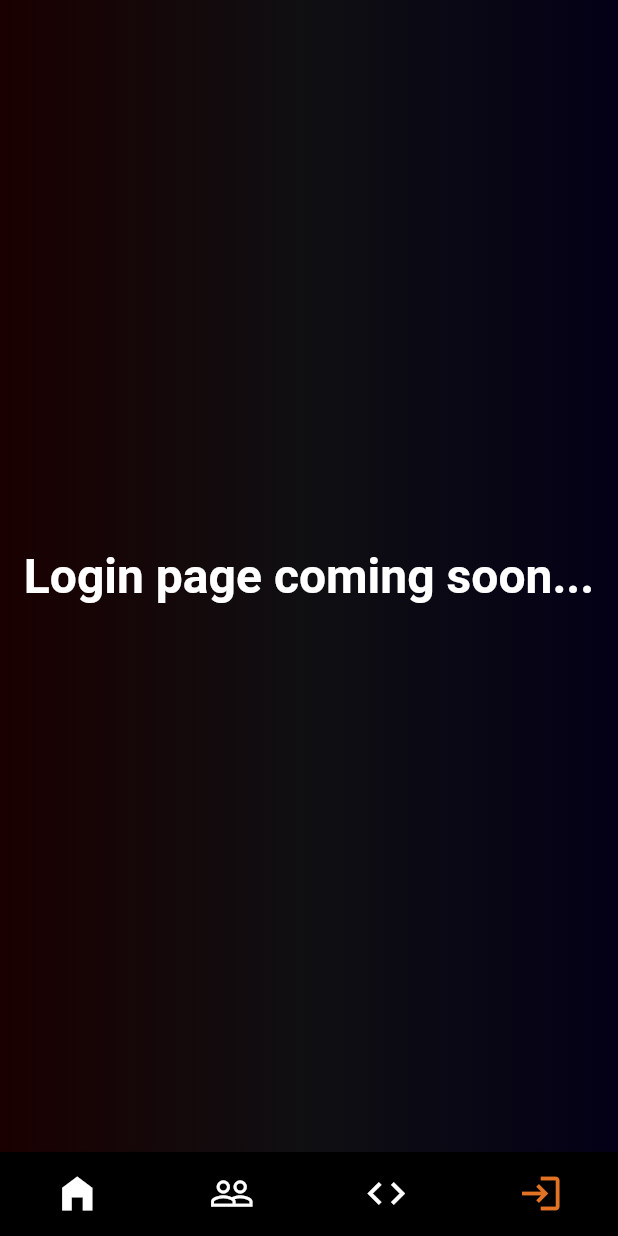
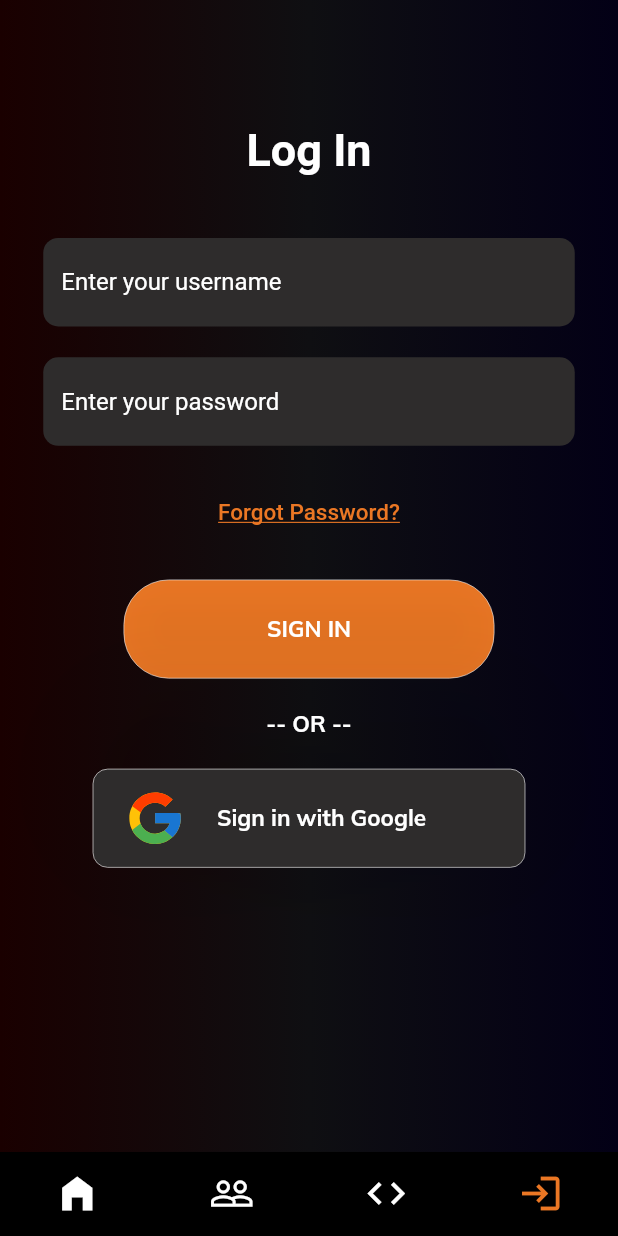
Before and after one commit to NotShrirang/DevFinder-App, a Flutter app: the screen it shows after launch, item 4 of the bottom bar chosen, on a phone screen of 412 x 824 dp. Run offline on Flutter 3.47's test engine with Material 2 defaults, Android fonts, the light colour scheme and no system bars; our stand-ins replace animated_text_kit, flutter_svg, get, google_fonts, hexcolor; network calls fail.

Commit message:
feat: add login screen

```diff
--- a/lib/const/colorConst.dart
+++ b/lib/const/colorConst.dart
@@ -1,7 +1,7 @@
 // ignore_for_file: file_names
 
 class ColorsConst {
-  static String orange = "#E37324";
+  static String orange = "#EB7724";
   static String black = "#000000";
   static String darkGrey = "#2E2C2C";
   static String white = "#FFFFFF";
--- a/lib/const/iconConst.dart
+++ b/lib/const/iconConst.dart
@@ -4,4 +4,5 @@ class IconConst {
   static String twitterIcon = "assets/images/twitter.svg";
   static String developerIcon = "assets/images/developer.png";
   static String projectIcon = "assets/images/project.png";
+  static String googleIcon = "assets/images/google.svg";
 }
--- a/lib/screen/Home/homePage.dart
+++ b/lib/screen/Home/homePage.dart
@@ -79,11 +79,14 @@ class HomePage extends StatelessWidget {
                       HexColor(ColorsConst.gradientBlue)
                     ])),
             child: TextButton(
-              style: TextButton.styleFrom(
-                  shape: RoundedRectangleBorder(
-                    borderRadius: BorderRadius.circular(10),
-                  ),
-                  elevation: 50),
+              style: ButtonStyle(
+                shape: MaterialStateProperty.all<RoundedRectangleBorder>(
+                    RoundedRectangleBorder(
+                        borderRadius: BorderRadius.circular(10))),
+                elevation: MaterialStateProperty.all<double>(50),
+                overlayColor: MaterialStateProperty.all<Color>(
+                    HexColor(ColorsConst.orange)),
+              ),
               onPressed: () {},
               child: TitleText(
                 text: "Get Started",
--- a/lib/screen/Login/loginPage.dart
+++ b/lib/screen/Login/loginPage.dart
@@ -1,5 +1,15 @@
+// ignore_for_file: file_names
+
+import 'package:devfinder/const/colorConst.dart';
+import 'package:devfinder/const/iconConst.dart';
+import 'package:devfinder/screen/Home/homePage.dart';
 import 'package:devfinder/widget/textWidgets.dart';
+import 'package:devfinder/widget/textfieldWidgets.dart';
 import 'package:flutter/material.dart';
+import 'package:flutter_svg/svg.dart';
+import 'package:get/get.dart';
+import 'package:google_fonts/google_fonts.dart';
+import 'package:hexcolor/hexcolor.dart';
 
 class LoginPage extends StatelessWidget {
   const LoginPage({super.key});
@@ -7,6 +17,132 @@ class LoginPage extends StatelessWidget {
   @override
   Widget build(BuildContext context) {
     return Center(
-        child: TitleText(text: "Login page coming soon...", color: "ffffff"));
+        child: Column(
+      crossAxisAlignment: CrossAxisAlignment.center,
+      children: [
+        SizedBox(
+          height: Get.height * 0.1,
+        ),
+        TitleText(
+          text: 'Log In',
+          fontSize: 30,
+          fontWeight: FontWeight.bold,
+          color: ColorsConst.white,
+        ),
+        SizedBox(
+          height: Get.height * 0.05,
+        ),
+        Padding(
+          padding:
+              EdgeInsets.fromLTRB(Get.width * 0.07, 0, Get.width * 0.07, 0),
+          child: MyTextField(
+            controller: TextEditingController(),
+            placeholder: 'Enter your username',
+            color: ColorsConst.white,
+          ),
+        ),
+        SizedBox(
+          height: Get.width * 0.05,
+        ),
+        Padding(
+          padding:
+              EdgeInsets.fromLTRB(Get.width * 0.07, 0, Get.width * 0.07, 0),
+          child: MyTextField(
+            controller: TextEditingController(),
+            placeholder: 'Enter your password',
+            color: ColorsConst.white,
+          ),
+        ),
+        SizedBox(
+          height: Get.width * 0.05,
+        ),
+        TextButton(
+            onPressed: () {},
+            child: Text(
+              'Forgot Password?',
+              style: TextStyle(
+                  color: HexColor(ColorsConst.orange),
+                  decoration: TextDecoration.underline,
+                  fontSize: 15),
+            )),
+        SizedBox(
+          height: Get.width * 0.05,
+        ),
+        Container(
+          width: Get.width * 0.6,
+          height: Get.height * 0.08,
+          decoration: BoxDecoration(
+            border: Border.all(color: HexColor(ColorsConst.white), width: 0.4),
+            borderRadius: BorderRadius.circular(30),
+            color: HexColor(ColorsConst.orange),
+          ),
+          child: TextButton(
+              onPressed: () {},
+              style: ButtonStyle(
+                shape: MaterialStateProperty.all<RoundedRectangleBorder>(
+                    RoundedRectangleBorder(
+                        borderRadius: BorderRadius.circular(30))),
+                elevation: MaterialStateProperty.all<double>(50),
+                overlayColor: MaterialStateProperty.all<Color>(
+                    HexColor(ColorsConst.orange)),
+              ),
+              child: Text(
+                'SIGN IN',
+                style: TextStyle(
+                    color: HexColor(ColorsConst.white),
+                    fontSize: 15,
+                    fontFamily: GoogleFonts.mulish().fontFamily,
+                    fontWeight: FontWeight.bold),
+              )),
+        ),
+        SizedBox(
+          height: Get.width * 0.05,
+        ),
+        Text("-- OR --",
+            style: TextStyle(
+                color: HexColor(ColorsConst.white),
+                fontSize: 15,
+                fontFamily: GoogleFonts.mulish().fontFamily,
+                fontWeight: FontWeight.bold)),
+        SizedBox(
+          height: Get.width * 0.05,
+        ),
+        Container(
+          width: Get.width * 0.7,
+          height: Get.height * 0.08,
+          decoration: BoxDecoration(
+            border: Border.all(color: HexColor(ColorsConst.white), width: 0.4),
+            borderRadius: BorderRadius.circular(10),
+            color: HexColor(ColorsConst.darkGrey),
+          ),
+          child: Row(
+            children: [
+              SizedBox(
+                width: Get.width * 0.05,
+              ),
+              SvgPicture.asset(
+                IconConst.googleIcon,
+                width: Get.width * 0.1,
+                height: Get.width * 0.1,
+              ),
+              SizedBox(
+                width: Get.width * 0.05,
+              ),
+              Text(
+                'Sign in with Google',
+                style: TextStyle(
+                    color: HexColor(ColorsConst.white),
+                    fontSize: 15,
+                    fontFamily: GoogleFonts.mulish().fontFamily,
+                    fontWeight: FontWeight.bold),
+              ),
+              SizedBox(
+                width: Get.width * 0.05,
+              ),
+            ],
+          ),
+        )
+      ],
+    ));
   }
 }
--- /dev/null
+++ b/lib/widget/textfieldWidgets.dart
@@ -0,0 +1,35 @@
+// ignore_for_file: file_names
+
+import 'package:devfinder/const/colorConst.dart';
+import 'package:flutter/material.dart';
+import 'package:hexcolor/hexcolor.dart';
+
+// ignore: must_be_immutable
+class MyTextField extends StatelessWidget {
+  TextEditingController controller;
+  String placeholder;
+  String color;
+
+  MyTextField(
+      {super.key,
+      required this.controller,
+      required this.placeholder,
+      required this.color});
+
+  @override
+  Widget build(BuildContext context) {
+    return TextField(
+      controller: controller,
+      decoration: InputDecoration(
+        hintText: placeholder,
+        fillColor: HexColor(ColorsConst.darkGrey),
+        filled: true,
+        hintStyle: TextStyle(color: HexColor(ColorsConst.white)),
+        border: OutlineInputBorder(
+          borderRadius: BorderRadius.circular(10),
+          borderSide: BorderSide.none,
+        ),
+      ),
+    );
+  }
+}
--- a/pubspec.yaml
+++ b/pubspec.yaml
@@ -42,6 +42,7 @@ dependencies:
   path_provider: ^2.0.15
   flutter_svg: ^2.0.5
   url_launcher: ^6.1.11
+  localstorage: ^4.0.1+4
 
 dev_dependencies:
   flutter_test:
```
Also changed, not shown: assets/images/google.svg (added), pubspec.lock, 1 other file.
